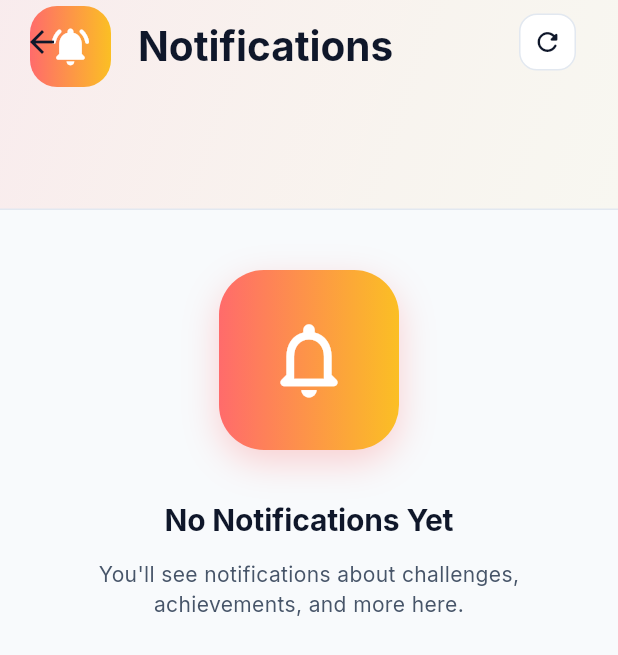
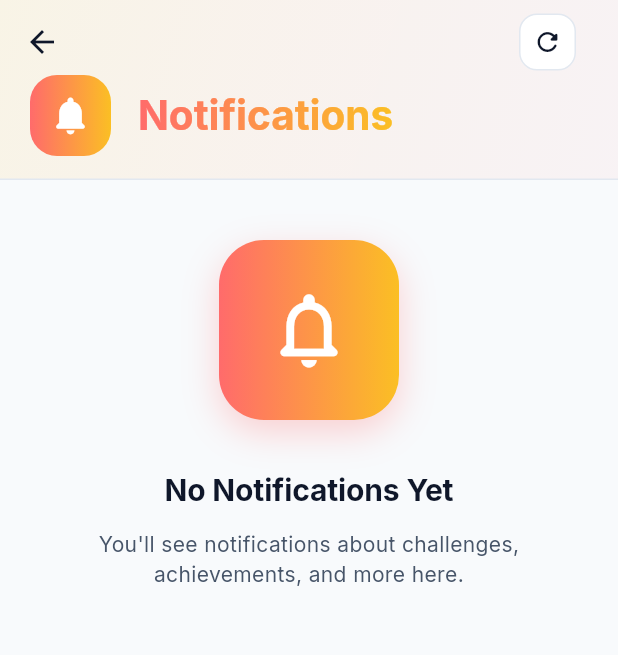
Before and after one commit to DulinaS/TrashTagger, a Flutter app: the NotificationsScreen screen opened directly, on a phone screen of 412 x 824 dp. Shown: the top 655 px of the screen. Run offline on Flutter 3.47's test engine with Material 3 defaults, Android fonts, the phone set to English and light mode, and no system bars; our stand-ins replace cached_network_image, camera, cloud_firestore, cloud_functions, firebase_auth, firebase_core and 11 more; missing offline and left inert: maps_launcher; accounts and stored records are empty; network calls fail.

Commit message:
Fix App Bar in notifications screen

```diff
--- a/lib/screens/notifications/notifications_screen.dart
+++ b/lib/screens/notifications/notifications_screen.dart
@@ -97,7 +97,7 @@ class _NotificationsScreenState extends State<NotificationsScreen>
     final unreadCount = _notifications.where((n) => !n.read).length;
 
     return SliverAppBar(
-      expandedHeight: 140,
+      expandedHeight: 120,
       floating: false,
       pinned: true,
       backgroundColor: AppTheme.backgroundPrimary,
@@ -109,8 +109,8 @@ class _NotificationsScreenState extends State<NotificationsScreen>
               begin: Alignment.topLeft,
               end: Alignment.bottomRight,
               colors: [
-                AppTheme.accentCoral.withOpacity(0.1),
-                AppTheme.accentAmber.withOpacity(0.05),
+                AppTheme.accentAmber.withOpacity(0.1),
+                AppTheme.accentCoral.withOpacity(0.05),
               ],
             ),
           ),
@@ -126,31 +126,25 @@ class _NotificationsScreenState extends State<NotificationsScreen>
                 borderRadius: BorderRadius.circular(12),
               ),
               child: const Icon(
-                Icons.notifications_active_rounded,
+                Icons.notifications_rounded,
                 color: Colors.white,
                 size: 20,
               ),
             ),
             const SizedBox(width: 12),
-            Expanded(
-              child: Column(
-                crossAxisAlignment: CrossAxisAlignment.start,
-                mainAxisAlignment: MainAxisAlignment.center,
-                children: [
-                  Text(
-                    'Notifications',
-                    style: AppTheme.titleLarge.copyWith(
-                      fontWeight: FontWeight.w700,
-                    ),
+            Flexible(
+              child: ShaderMask(
+                shaderCallback: (bounds) => LinearGradient(
+                  colors: [AppTheme.accentCoral, AppTheme.accentAmber],
+                ).createShader(bounds),
+                child: Text(
+                  'Notifications',
+                  style: AppTheme.titleLarge.copyWith(
+                    fontWeight: FontWeight.w700,
+                    color: Colors.white,
                   ),
-                  if (unreadCount > 0)
-                    Text(
-                      '$unreadCount unread',
-                      style: AppTheme.bodySmall.copyWith(
-                        color: AppTheme.accentCoral,
-                      ),
-                    ),
-                ],
+                  overflow: TextOverflow.ellipsis,
+                ),
               ),
             ),
           ],
```
